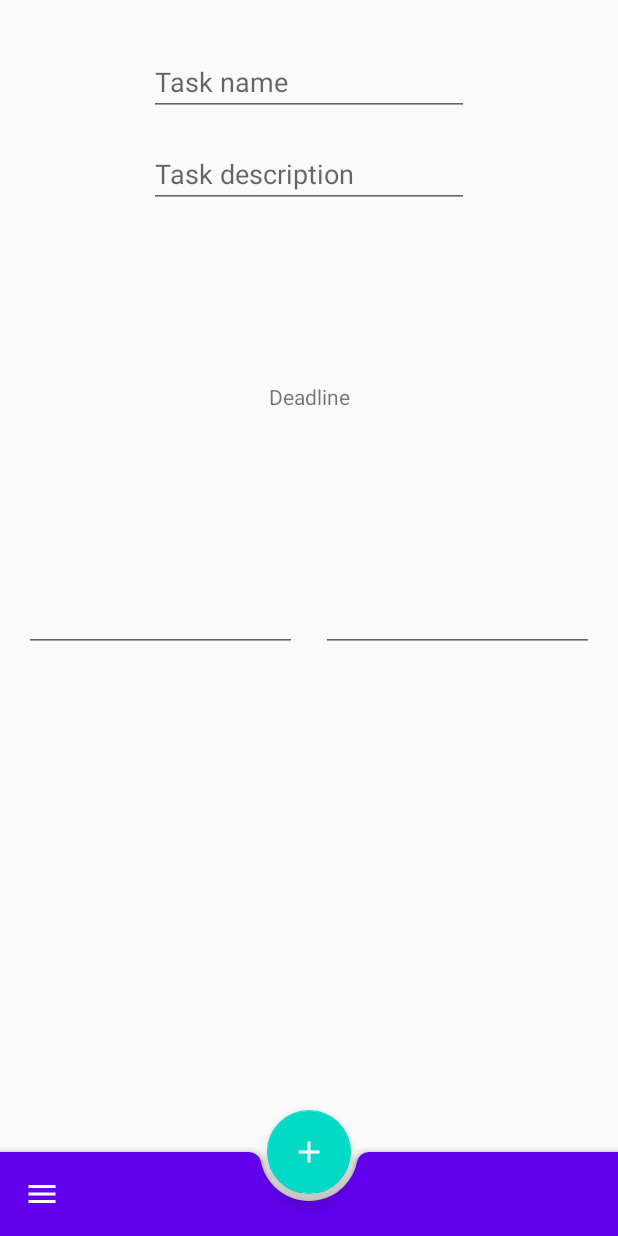
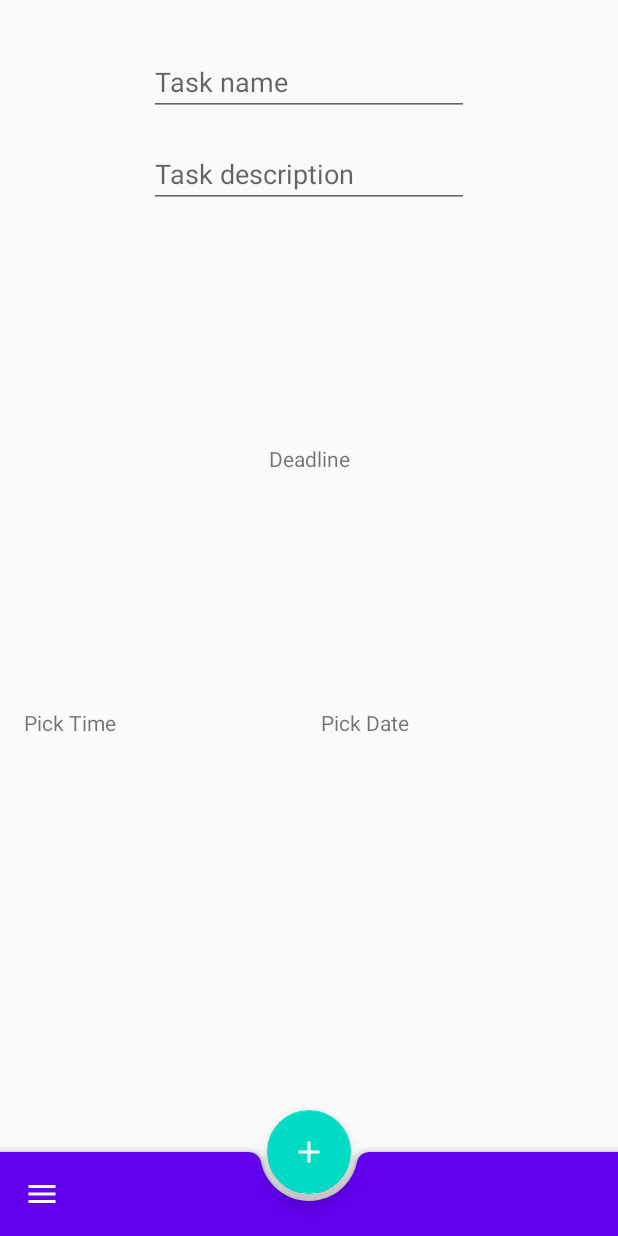
Before and after one commit to p-karcz/deadlines, an Android app: the TaskCreationFragment screen opened through its navigation route, on a phone screen of 412 x 824 dp. Run offline under Robolectric (Android 15) with nearby library versions, the phone set to English and light mode, and no system bars; our stand-ins replace Room's generated code, data binding.

Commit message:
added time picker implementation

```diff
--- a/app/src/main/java/com/example/deadlines/DeadlinesMainActivity.kt
+++ b/app/src/main/java/com/example/deadlines/DeadlinesMainActivity.kt
@@ -1,8 +1,8 @@
 package com.example.deadlines
 
-import androidx.appcompat.app.AppCompatActivity
 import android.os.Bundle
 import androidx.activity.viewModels
+import androidx.appcompat.app.AppCompatActivity
 import androidx.databinding.DataBindingUtil
 import androidx.lifecycle.observe
 import androidx.navigation.findNavController
@@ -11,31 +11,82 @@ import com.google.android.material.bottomappbar.BottomAppBar
 
 class DeadlinesMainActivity : AppCompatActivity() {
 
+    // Instance of a ViewModel which should handle most of the actions
+    // Created using ktx
     private val viewModel: DeadlinesMainViewModel by viewModels()
+
+    private lateinit var binding: DeadlinesMainActivityBinding
 
     override fun onCreate(savedInstanceState: Bundle?) {
         super.onCreate(savedInstanceState)
 
-        val binding = DataBindingUtil.setContentView<DeadlinesMainActivityBinding>(this, R.layout.deadlines_main_activity)
+        binding = DataBindingUtil.setContentView(this, R.layout.deadlines_main_activity)
 
+        // Assigning ViewModel created earlier to the viewModel variable inside <layout> tag in the activity's layout
         binding.viewModel = viewModel
 
+        // Handle navigation using LiveData initialised in the ViewModel
         viewModel.navigateToFragment.observe(this) {
+
+            // Check whether or not the LiveData is true
+            // LiveData gets a true value after fab is pressed
+            // False is assign later in this block, after performing navigation
             if(it) {
+                // Check where to navigate
+                // viewmodel.curr is a current fragment that is displayed
                 if(viewModel.curr == CurrFragment.ALL_TASKS) {
+
+                    // Navigate to the other fragment
                     findNavController(R.id.navHostFragment).navigate(R.id.action_allTasksFragment_to_taskCreationFragment)
+
+                    // Change the current fragment
                     viewModel.curr = CurrFragment.TASK_CREATION
+
+                    // Change fab to be displayed at the end of the bottom app bar
                     binding.bottomAppBar.fabAlignmentMode = BottomAppBar.FAB_ALIGNMENT_MODE_END
+
+                    // Change fab icon
                     binding.fab.setImageDrawable(getDrawable(R.drawable.ic_baseline_save_24))
+
+                    // Let ViewModel know that the navigation is completed
                     viewModel.doneNavigating()
                 } else {
+
+                    // Navigate to the other fragment
                     findNavController(R.id.navHostFragment).navigate(R.id.action_taskCreationFragment_to_allTasksFragment)
+
+                    // Change the current fragment
                     viewModel.curr = CurrFragment.ALL_TASKS
+
+                    // Change fab to be displayed at the center of the bottom app bar
                     binding.bottomAppBar.fabAlignmentMode = BottomAppBar.FAB_ALIGNMENT_MODE_CENTER
+
+                    // Change fab icon
                     binding.fab.setImageDrawable(getDrawable(R.drawable.ic_baseline_add_24))
+
+                    // Let ViewModel know that the navigation is completed
                     viewModel.doneNavigating()
                 }
             }
         }
     }
+
+    override fun onBackPressed() {
+        super.onBackPressed()
+
+        if(viewModel.curr == CurrFragment.TASK_CREATION) {
+            // Change the current fragment
+            viewModel.curr = CurrFragment.ALL_TASKS
+
+            // Change fab to be displayed at the center of the bottom app bar
+            binding.bottomAppBar.fabAlignmentMode = BottomAppBar.FAB_ALIGNMENT_MODE_CENTER
+
+            // Change fab icon
+            binding.fab.setImageDrawable(getDrawable(R.drawable.ic_baseline_add_24))
+        }
+    }
+
+    fun switch() {
+
+    }
 }
--- a/app/src/main/java/com/example/deadlines/alltasks/AllTasksFragment.kt
+++ b/app/src/main/java/com/example/deadlines/alltasks/AllTasksFragment.kt
@@ -1,7 +1,6 @@
 package com.example.deadlines.alltasks
 
 import android.os.Bundle
-import android.util.Log
 import androidx.fragment.app.Fragment
 import android.view.LayoutInflater
 import android.view.View
@@ -9,12 +8,10 @@ import android.view.ViewGroup
 import androidx.databinding.DataBindingUtil
 import androidx.lifecycle.Observer
 import androidx.lifecycle.ViewModelProvider
-import androidx.navigation.fragment.findNavController
 import androidx.recyclerview.widget.LinearLayoutManager
 import com.example.deadlines.R
 import com.example.deadlines.database.getInstance
 import com.example.deadlines.databinding.FragmentAllTasksBinding
-import com.google.android.material.floatingactionbutton.FloatingActionButton
 
 class AllTasksFragment : Fragment() {
 
--- a/app/src/main/java/com/example/deadlines/taskcreation/TaskCreationFragment.kt
+++ b/app/src/main/java/com/example/deadlines/taskcreation/TaskCreationFragment.kt
@@ -1,23 +1,49 @@
 package com.example.deadlines.taskcreation
 
+import android.app.TimePickerDialog
 import android.os.Bundle
 import android.view.LayoutInflater
 import android.view.View
 import android.view.ViewGroup
+import android.widget.TextView
+import android.widget.TimePicker
 import androidx.databinding.DataBindingUtil
 import androidx.fragment.app.Fragment
-import androidx.fragment.app.activityViewModels
 import com.example.deadlines.R
 import com.example.deadlines.databinding.FragmentTaskCreationBinding
+import java.text.DateFormat
+import java.text.SimpleDateFormat
+import java.util.*
 
 class TaskCreationFragment : Fragment() {
+
+    lateinit var binding: FragmentTaskCreationBinding
+
     override fun onCreateView(
         inflater: LayoutInflater,
         container: ViewGroup?,
         savedInstanceState: Bundle?
     ): View? {
-        val binding = DataBindingUtil.inflate<FragmentTaskCreationBinding>(inflater, R.layout.fragment_task_creation, container, false)
+        binding = DataBindingUtil.inflate(
+            inflater, R.layout.fragment_task_creation, container, false)
+
+        val onTimeSetListenerImpl = OnTimeSetListenerImpl(binding.textEndTime)
+
+        binding.textEndTime.setOnClickListener {
+            TimePickerFragment(onTimeSetListenerImpl).show(parentFragmentManager, "Pick Time")
+        }
 
         return binding.root
     }
 }
+
+class OnTimeSetListenerImpl(private val textView: TextView): TimePickerDialog.OnTimeSetListener {
+    override fun onTimeSet(view: TimePicker, hour: Int, minute: Int) {
+        val calendar = Calendar.getInstance()
+        calendar.set(Calendar.HOUR_OF_DAY, hour)
+        calendar.set(Calendar.MINUTE, minute)
+
+        val timeFormatted = SimpleDateFormat.getTimeInstance().format(calendar.time)
+        textView.text = timeFormatted
+    }
+}
--- a/app/src/main/res/layout/fragment_task_creation.xml
+++ b/app/src/main/res/layout/fragment_task_creation.xml
@@ -2,6 +2,12 @@
 <layout xmlns:android="http://schemas.android.com/apk/res/android"
     xmlns:app="http://schemas.android.com/apk/res-auto"
     xmlns:tools="http://schemas.android.com/tools">
+
+    <data>
+        <variable
+            name="viewModel"
+            type="com.example.deadlines.taskcreation.TaskCreationViewModel" />
+    </data>
 
     <androidx.constraintlayout.widget.ConstraintLayout
         android:layout_width="match_parent"
@@ -36,41 +42,39 @@
             android:id="@+id/endTextView"
             android:layout_width="wrap_content"
             android:layout_height="wrap_content"
-            android:layout_marginTop="16dp"
-            android:layout_marginBottom="16dp"
             android:text="Deadline"
-            app:layout_constraintBottom_toTopOf="@+id/editTextEndTime"
+            app:layout_constraintBottom_toTopOf="@+id/textEndDate"
             app:layout_constraintEnd_toEndOf="parent"
             app:layout_constraintStart_toStartOf="parent"
             app:layout_constraintTop_toBottomOf="@+id/taskDescription" />
 
-        <EditText
-            android:id="@+id/editTextEndTime"
+        <TextView
+            android:id="@+id/textEndTime"
+            android:text="Pick Time"
             android:layout_width="0dp"
             android:layout_height="wrap_content"
             android:layout_marginStart="16dp"
             android:layout_marginEnd="8dp"
             android:ems="10"
-            android:inputType="time"
             app:layout_constraintBottom_toBottomOf="parent"
-            app:layout_constraintEnd_toStartOf="@+id/editTextEndDate"
+            app:layout_constraintEnd_toStartOf="@+id/textEndDate"
             app:layout_constraintHorizontal_bias="0.5"
             app:layout_constraintStart_toStartOf="parent"
-            app:layout_constraintTop_toTopOf="parent" />
+            app:layout_constraintTop_toBottomOf="@+id/taskDescription" />
 
-        <EditText
-            android:id="@+id/editTextEndDate"
+        <TextView
+            android:id="@+id/textEndDate"
+            android:text="Pick Date"
             android:layout_width="0dp"
             android:layout_height="wrap_content"
             android:layout_marginStart="8dp"
             android:layout_marginEnd="16dp"
             android:ems="10"
-            android:inputType="date"
             app:layout_constraintBottom_toBottomOf="parent"
             app:layout_constraintEnd_toEndOf="parent"
             app:layout_constraintHorizontal_bias="0.5"
-            app:layout_constraintStart_toEndOf="@+id/editTextEndTime"
-            app:layout_constraintTop_toTopOf="parent" />
+            app:layout_constraintStart_toEndOf="@+id/textEndTime"
+            app:layout_constraintTop_toBottomOf="@+id/taskDescription" />
 
     </androidx.constraintlayout.widget.ConstraintLayout>
 </layout>
--- a/app/src/main/res/navigation/navigation.xml
+++ b/app/src/main/res/navigation/navigation.xml
@@ -21,6 +21,8 @@
         tools:layout="@layout/fragment_task_creation" >
         <action
             android:id="@+id/action_taskCreationFragment_to_allTasksFragment"
-            app:destination="@id/allTasksFragment" />
+            app:destination="@id/allTasksFragment"
+            app:popUpTo="@id/allTasksFragment"
+            app:popUpToInclusive="true" />
     </fragment>
 </navigation>
```
Also changed, not shown: app/src/main/java/com/example/deadlines/taskcreation/TimePickerFragment.kt (added, +20 -0 lines).
